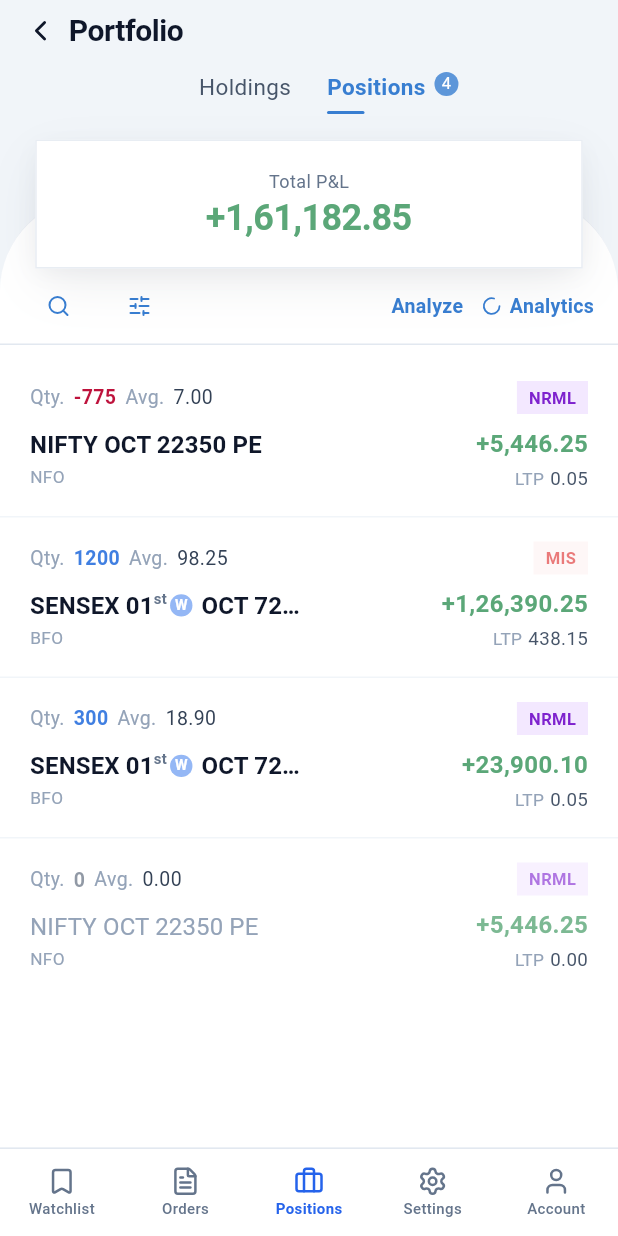
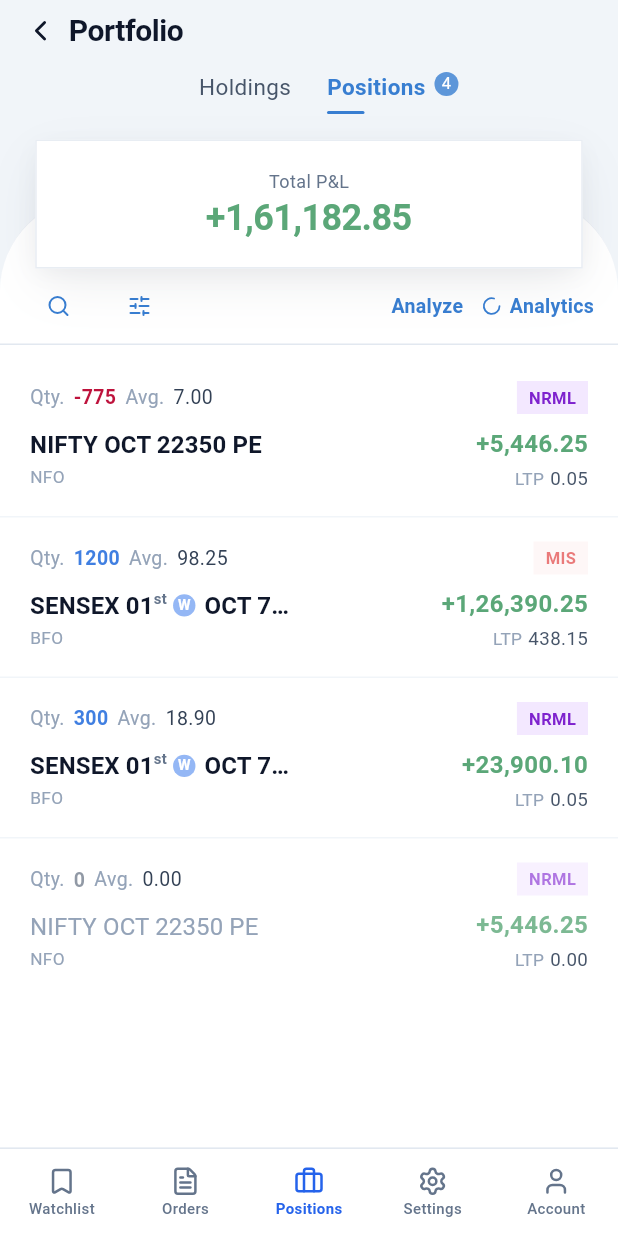
Before and after one commit to Arifspj/papertrading, a Flutter app: the screen it shows after launch, on a phone screen of 412 x 824 dp. Run offline on Flutter 3.47's test engine with Material 3 defaults, Android fonts, the phone set to English and light mode, and no system bars; our stand-ins replace lucide_icons_flutter.

Commit message:
Add spacing between date superscript and weekly badge

```diff
--- a/lib/widgets/instrument_title.dart
+++ b/lib/widgets/instrument_title.dart
@@ -64,7 +64,7 @@ class InstrumentTitle extends StatelessWidget {
               child: Container(
                 width: badge,
                 height: badge,
-                margin: const EdgeInsets.symmetric(horizontal: 2),
+                margin: const EdgeInsets.only(left: 4, right: 2),
                 alignment: Alignment.center,
                 decoration: const BoxDecoration(
                   color: TradePalette.weekBadge,
--- a/pubspec.yaml
+++ b/pubspec.yaml
@@ -16,7 +16,7 @@ publish_to: 'none' # Remove this line if you wish to publish to pub.dev
 # https://developer.apple.com/library/archive/documentation/General/Reference/InfoPlistKeyReference/Articles/CoreFoundationKeys.html
 # In Windows, build-name is used as the major, minor, and patch parts
 # of the product and file versions while build-number is used as the build suffix.
-version: 1.0.11+1
+version: 1.0.12+1
 
 environment:
   sdk: ^3.10.0
```
